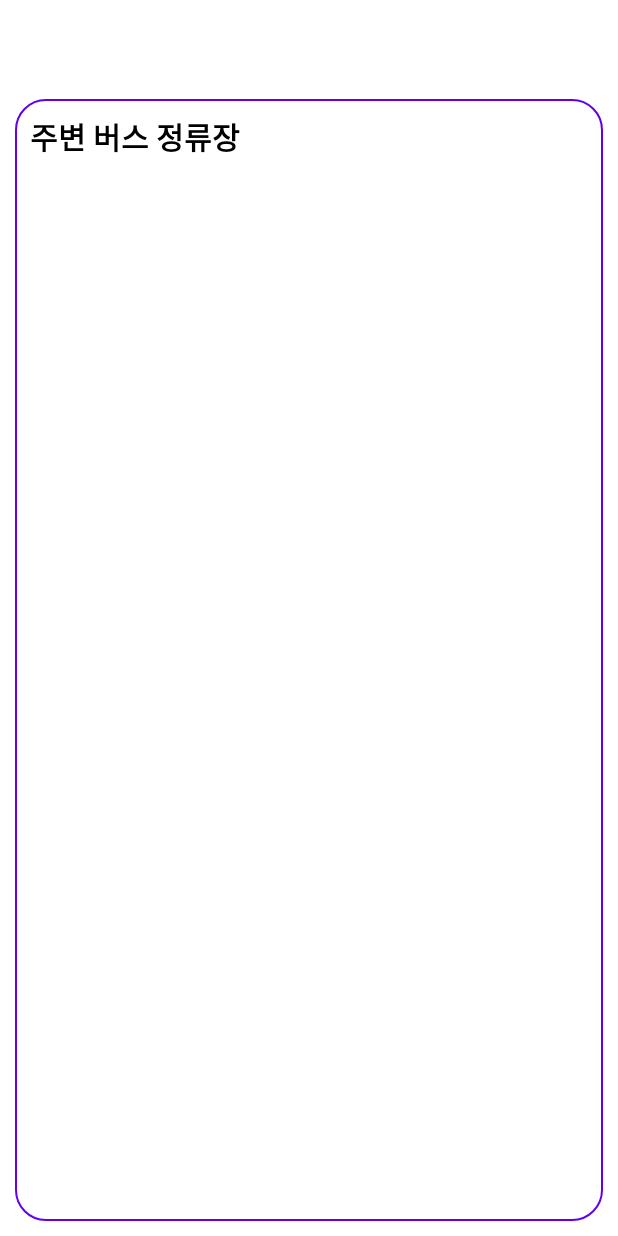
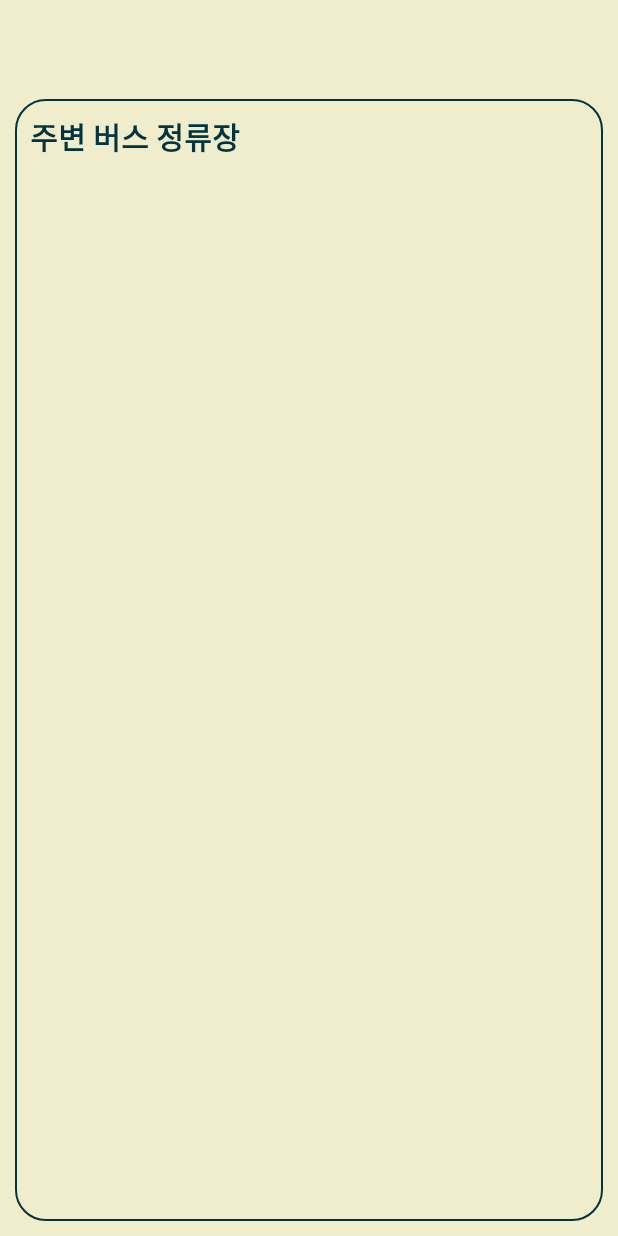
Before and after one commit to LeeJaeWon14/B.M.W, an Android app: the layout activity_main.xml on its own in the app's theme, with its tools: preview values and no code run, on a phone screen of 412 x 824 dp. Run offline under Robolectric (Android 15) with nearby library versions, the phone set to English and light mode, and no system bars.

Commit message:
- Color change

```diff
--- a/app/src/main/java/com/example/bmw/adapter/BusArriveListAdapter.kt
+++ b/app/src/main/java/com/example/bmw/adapter/BusArriveListAdapter.kt
@@ -11,6 +11,7 @@ import androidx.recyclerview.widget.RecyclerView
 import com.example.bmw.R
 import com.example.bmw.network.dto.ArriveDTO
 import com.example.bmw.util.MyDateUtil
+import com.example.bmw.util.MyLogger
 import kotlinx.coroutines.*
 
 class BusArriveListAdapter(private val arriveList_: List<ArriveDTO>?) : RecyclerView.Adapter<BusArriveListAdapter.BusArriveListHolder>() {
@@ -39,10 +40,12 @@ class BusArriveListAdapter(private val arriveList_: List<ArriveDTO>?) : Recycler
                 CoroutineScope(Dispatchers.IO).launch {
                     while(true) {
                         withContext(Dispatchers.Main) {
+
                             if(preTime[position] < 1) {
                                 arriveList.removeAt(position)
                                 preTime.removeAt(position)
                                 notifyDataSetChanged()
+                                MyLogger.e("item Count $itemCount, preTime size ${preTime.size}, arriveList")
                             }
                             else {
                                 tvBusTime.text = run {
--- a/app/src/main/java/com/example/bmw/adapter/BusStationListAdapter.kt
+++ b/app/src/main/java/com/example/bmw/adapter/BusStationListAdapter.kt
@@ -69,7 +69,11 @@ class BusStationListAdapter() : RecyclerView.Adapter<BusStationListAdapter.BusSt
                             }
 
                             override fun onFailure(call: Call<ArriveResponse>, t: Throwable) {
-                                MyLogger.e("Rest failure ${t.message}")
+                                if(t.message == context.getString(R.string.str_rest_fail_message_1)) {
+                                    call.clone().enqueue(this)
+                                } else {
+                                    MyLogger.e("Rest failure ${t.message}")
+                                }
                             }
                         })
                     }
--- a/app/src/main/res/drawable/border_line.xml
+++ b/app/src/main/res/drawable/border_line.xml
@@ -1,6 +1,6 @@
 <?xml version="1.0" encoding="utf-8"?>
 <shape xmlns:android="http://schemas.android.com/apk/res/android">
     <stroke android:width="1dp"
-        android:color="@color/purple_500" />
+        android:color="@color/primary_dark" />
     <corners android:radius="20dp" />
 </shape>
--- a/app/src/main/res/layout/activity_main.xml
+++ b/app/src/main/res/layout/activity_main.xml
@@ -4,16 +4,18 @@
     xmlns:tools="http://schemas.android.com/tools"
     android:layout_width="match_parent"
     android:layout_height="match_parent"
-    tools:context=".activity.MainActivity">
+    tools:context=".activity.MainActivity"
+    android:background="@color/primary">
 
     <androidx.appcompat.widget.Toolbar
         android:id="@+id/toolbar"
         android:layout_width="match_parent"
         android:layout_height="wrap_content"
-        android:background="@color/white"
+        android:background="@color/primary"
         android:layout_alignParentTop="true"
-        app:titleTextColor="@color/black"
-        app:subtitleTextColor="@color/black"/>
+        app:titleTextColor="@color/primary_dark"
+        app:subtitleTextColor="@color/black"
+        tools:title = "Title"/>
 
     <LinearLayout
         android:layout_width="match_parent"
--- a/app/src/main/res/values/colors.xml
+++ b/app/src/main/res/values/colors.xml
@@ -8,5 +8,8 @@
     <color name="black">#FF000000</color>
     <color name="white">#FFFFFFFF</color>
 
+    <color name="primary">#F0EDCC</color>
+    <color name="primary_dark">#02343F</color>
+
     <color name="black_50">#80000000</color>
 </resources>
--- a/app/src/main/res/values/themes.xml
+++ b/app/src/main/res/values/themes.xml
@@ -2,8 +2,8 @@
     <!-- Base application theme. -->
     <style name="Theme.BMW" parent="Theme.MaterialComponents.DayNight.NoActionBar">
         <!-- Primary brand color. -->
-        <item name="colorPrimary">@color/purple_500</item>
-        <item name="colorPrimaryVariant">@color/purple_700</item>
+        <item name="colorPrimary">@color/primary_dark</item>
+        <item name="colorPrimaryVariant">@color/primary</item>
         <item name="colorOnPrimary">@color/white</item>
         <!-- Secondary brand color. -->
         <item name="colorSecondary">@color/teal_200</item>
@@ -22,7 +22,7 @@
         <item name="android:layout_width">match_parent</item>
         <item name="android:layout_height">wrap_content</item>
         <item name="android:textSize">20dp</item>
-        <item name="android:textColor">@color/black</item>
+        <item name="android:textColor">@color/primary_dark</item>
         <item name="android:textStyle">bold</item>
     </style>
 </resources>
```
Also changed, not shown: app/src/main/java/com/example/bmw/activity/MainActivity.kt (+6 -2 lines).
